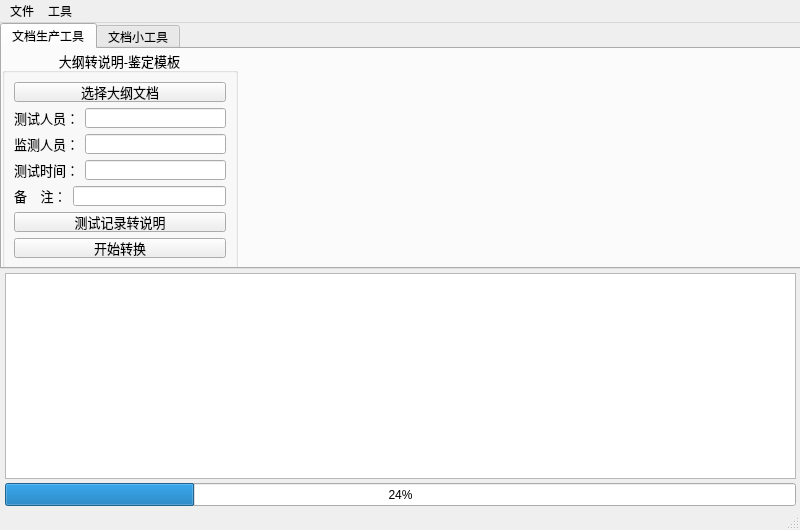
First picture: the form in GUI.ui, repository ks3356143/newToolforTest, before the edit.
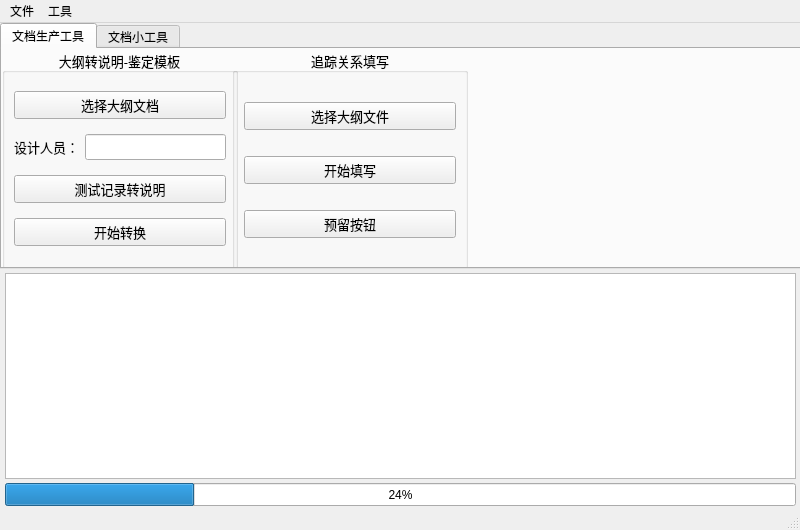
Second picture: the form after the edit.

```diff
--- a/GUI.ui
+++ b/GUI.ui
@@ -67,7 +67,7 @@
          <item>
           <widget class="QLabel" name="label">
            <property name="text">
-            <string>测试人员：</string>
+            <string>设计人员：</string>
            </property>
           </widget>
          </item>
@@ -76,48 +76,6 @@
          </item>
         </layout>
        </item>
-       <item>
-        <layout class="QHBoxLayout" name="horizontalLayout_2">
-         <item>
-          <widget class="QLabel" name="label_2">
-           <property name="text">
-            <string>监测人员：</string>
-           </property>
-          </widget>
-         </item>
-         <item>
-          <widget class="QLineEdit" name="lineEdit_2"/>
-         </item>
-        </layout>
-       </item>
-       <item>
-        <layout class="QHBoxLayout" name="horizontalLayout_3">
-         <item>
-          <widget class="QLabel" name="label_3">
-           <property name="text">
-            <string>测试时间：</string>
-           </property>
-          </widget>
-         </item>
-         <item>
-          <widget class="QLineEdit" name="lineEdit_3"/>
-         </item>
-        </layout>
-       </item>
-       <item>
-        <layout class="QHBoxLayout" name="horizontalLayout_4">
-         <item>
-          <widget class="QLabel" name="label_4">
-           <property name="text">
-            <string>备    注：</string>
-           </property>
-          </widget>
-         </item>
-         <item>
-          <widget class="QLineEdit" name="lineEdit_4"/>
-         </item>
-        </layout>
-       </item>
        <item>
         <widget class="QPushButton" name="pushButton_3">
          <property name="text">
@@ -134,6 +92,54 @@
        </item>
       </layout>
      </widget>
+     <widget class="QGroupBox" name="groupBox_2">
+      <property name="geometry">
+       <rect>
+        <x>230</x>
+        <y>0</y>
+        <width>236</width>
+        <height>221</height>
+       </rect>
+      </property>
+      <property name="font">
+       <font>
+        <family>Mongolian Baiti</family>
+        <pointsize>10</pointsize>
+       </font>
+      </property>
+      <property name="title">
+       <string>追踪关系填写</string>
+      </property>
+      <property name="alignment">
+       <set>Qt::AlignCenter</set>
+      </property>
+      <property name="flat">
+       <bool>false</bool>
+      </property>
+      <layout class="QVBoxLayout" name="verticalLayout_2">
+       <item>
+        <widget class="QPushButton" name="pushButton_4">
+         <property name="text">
+          <string>选择大纲文件</string>
+         </property>
+        </widget>
+       </item>
+       <item>
+        <widget class="QPushButton" name="pushButton_6">
+         <property name="text">
+          <string>开始填写</string>
+         </property>
+        </widget>
+       </item>
+       <item>
+        <widget class="QPushButton" name="pushButton_5">
+         <property name="text">
+          <string>预留按钮</string>
+         </property>
+        </widget>
+       </item>
+      </layout>
+     </widget>
     </widget>
     <widget class="QWidget" name="tab_2">
      <attribute name="title">
```
